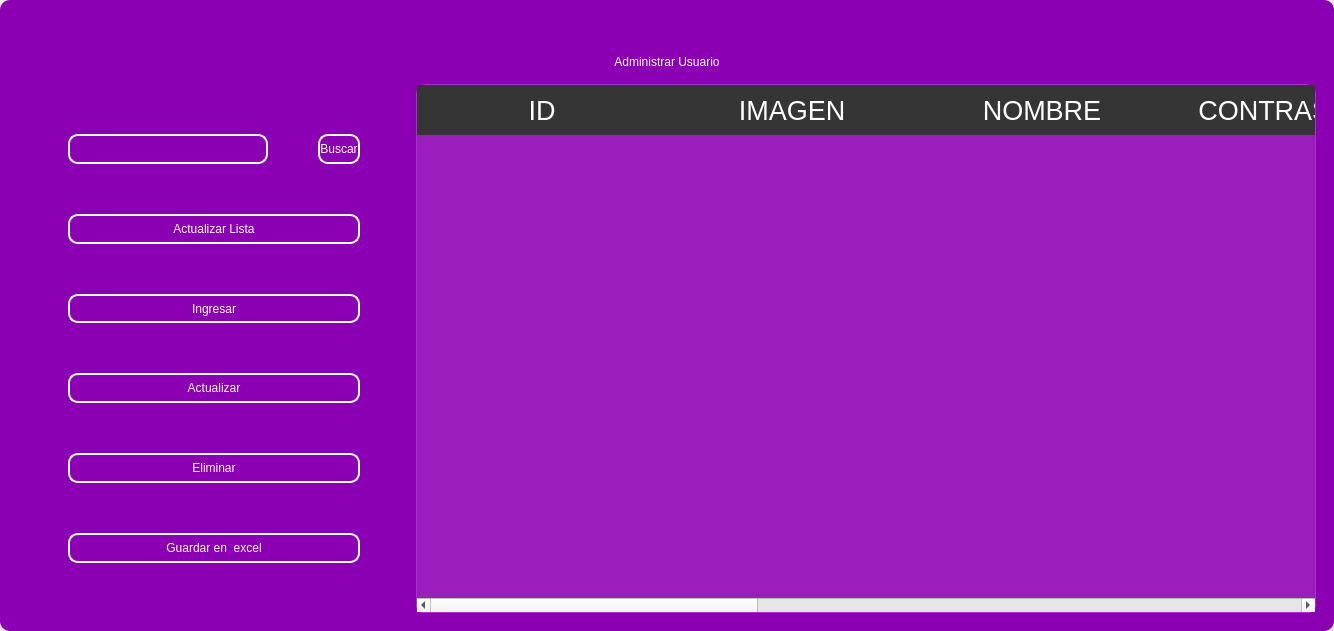
codemiguel-dev/ERP-EmprendeSoft-Desktop, file design/standar/mainuser4.ui: the form before one commit.
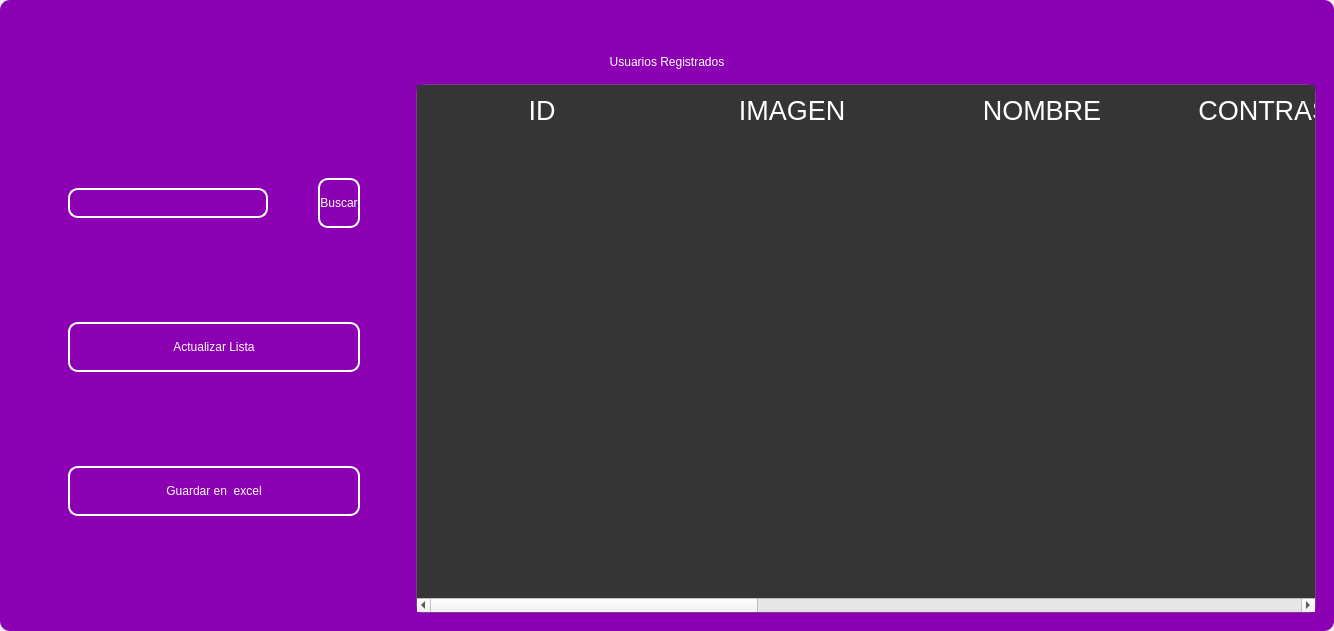
The form after the commit. Icons and pictures are not drawn.

```diff
--- a/design/standar/mainuser4.ui
+++ b/design/standar/mainuser4.ui
@@ -294,7 +294,7 @@
 color: rgb(255, 255, 255);</string>
          </property>
          <property name="text">
-          <string>Administrar Usuario</string>
+          <string>Usuarios Registrados</string>
          </property>
          <property name="alignment">
           <set>Qt::AlignCenter</set>
@@ -516,120 +516,6 @@
               </property>
              </widget>
             </item>
-            <item>
-             <widget class="QPushButton" name="btn_add">
-              <property name="maximumSize">
-               <size>
-                <width>300</width>
-                <height>50</height>
-               </size>
-              </property>
-              <property name="cursor">
-               <cursorShape>PointingHandCursor</cursorShape>
-              </property>
-              <property name="styleSheet">
-               <string notr="true">QPushButton{
-border-radius:10px; 
-font: 12pt &quot;Arial&quot;;
-color: rgb(255, 255, 254);
-border: 2px solid #ffffff;
-}
-
-QPushButton:hover{
-border-radius:10px; 
-font: 12pt &quot;Arial&quot;;
-color: rgb(255, 255, 255);
-border: 2px solid rgb(120, 0, 171);
-	background-color: rgb(120, 0, 171);
-}</string>
-              </property>
-              <property name="text">
-               <string>Ingresar</string>
-              </property>
-              <property name="iconSize">
-               <size>
-                <width>35</width>
-                <height>35</height>
-               </size>
-              </property>
-             </widget>
-            </item>
-            <item>
-             <widget class="QPushButton" name="btn_update">
-              <property name="maximumSize">
-               <size>
-                <width>300</width>
-                <height>50</height>
-               </size>
-              </property>
-              <property name="cursor">
-               <cursorShape>PointingHandCursor</cursorShape>
-              </property>
-              <property name="styleSheet">
-               <string notr="true">QPushButton{
-border-radius:10px; 
-font: 12pt &quot;Arial&quot;;
-color: rgb(255, 255, 254);
-border: 2px solid #ffffff;
-}
-
-QPushButton:hover{
-border-radius:10px; 
-font: 12pt &quot;Arial&quot;;
-color: rgb(255, 255, 255);
-border: 2px solid rgb(120, 0, 171);
-	background-color: rgb(120, 0, 171);
-}</string>
-              </property>
-              <property name="text">
-               <string>Actualizar</string>
-              </property>
-              <property name="iconSize">
-               <size>
-                <width>35</width>
-                <height>35</height>
-               </size>
-              </property>
-             </widget>
-            </item>
-            <item>
-             <widget class="QPushButton" name="btn_delete">
-              <property name="maximumSize">
-               <size>
-                <width>300</width>
-                <height>50</height>
-               </size>
-              </property>
-              <property name="cursor">
-               <cursorShape>PointingHandCursor</cursorShape>
-              </property>
-              <property name="styleSheet">
-               <string notr="true">QPushButton{
-border-radius:10px; 
-font: 12pt &quot;Arial&quot;;
-color: rgb(255, 255, 254);
-border: 2px solid #ffffff;
-}
-
-QPushButton:hover{
-border-radius:10px; 
-font: 12pt &quot;Arial&quot;;
-color: rgb(255, 255, 255);
-border: 2px solid rgb(120, 0, 171);
-	background-color: rgb(120, 0, 171);
-}</string>
-              </property>
-              <property name="text">
-               <string>Eliminar</string>
-              </property>
-              <property name="iconSize">
-               <size>
-                <width>35</width>
-                <height>35</height>
-               </size>
-              </property>
-             </widget>
-            </item>
             <item>
              <widget class="QPushButton" name="btn_excel">
               <property name="minimumSize">
@@ -692,12 +578,13 @@
             </property>
             <property name="styleSheet">
              <string notr="true">QTableView {
-	background-color: rgba(255, 255, 255, 30); 	
+
 	border: 1px solid rgba(255,255,255,40);
 	border-bottom-right-radius: 7px; 
 	border-bottom-left-radius: 7px; 
 	color: white;
 	font: 15pt &quot;MS Shell Dlg 2&quot;;
+	background-color: rgb(53, 53, 53);
 }
 
 QHeaderView::section {
```
